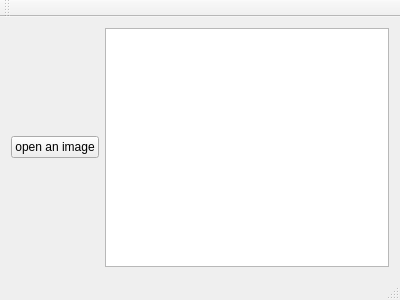
This is OpenCVProgrammingExercises/opencvprogrammingexercises.ui in e173101/OpenCVProgrammingExercises as Qt 5 draws it before an edit. The edited form follows.
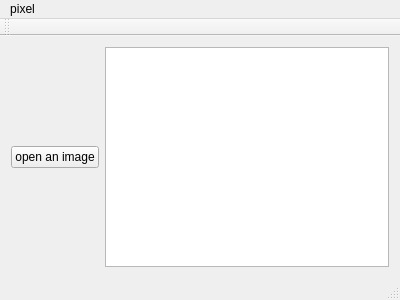
This is the edited form.

Commit message: Add an example that traverse all pixel

Patch:
```diff
--- a/OpenCVProgrammingExercises/opencvprogrammingexercises.ui
+++ b/OpenCVProgrammingExercises/opencvprogrammingexercises.ui
@@ -36,6 +36,14 @@
      <height>23</height>
     </rect>
    </property>
+   <widget class="QMenu" name="menupixel">
+    <property name="title">
+     <string>pixel</string>
+    </property>
+    <addaction name="action_getPixelValue"/>
+    <addaction name="action_colorReduce"/>
+   </widget>
+   <addaction name="menupixel"/>
   </widget>
   <widget class="QToolBar" name="mainToolBar">
    <attribute name="toolBarArea">
```
Left out of the diff: 10 changed lines with no effect on the pictures. The commit also changes 2 other files.
